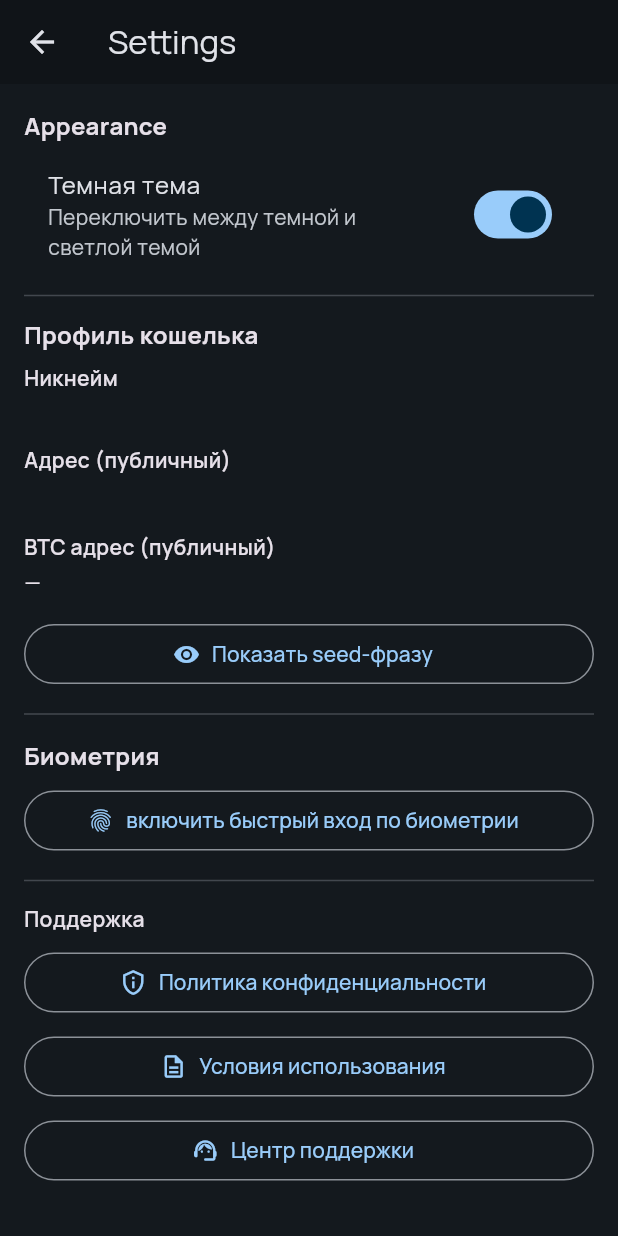
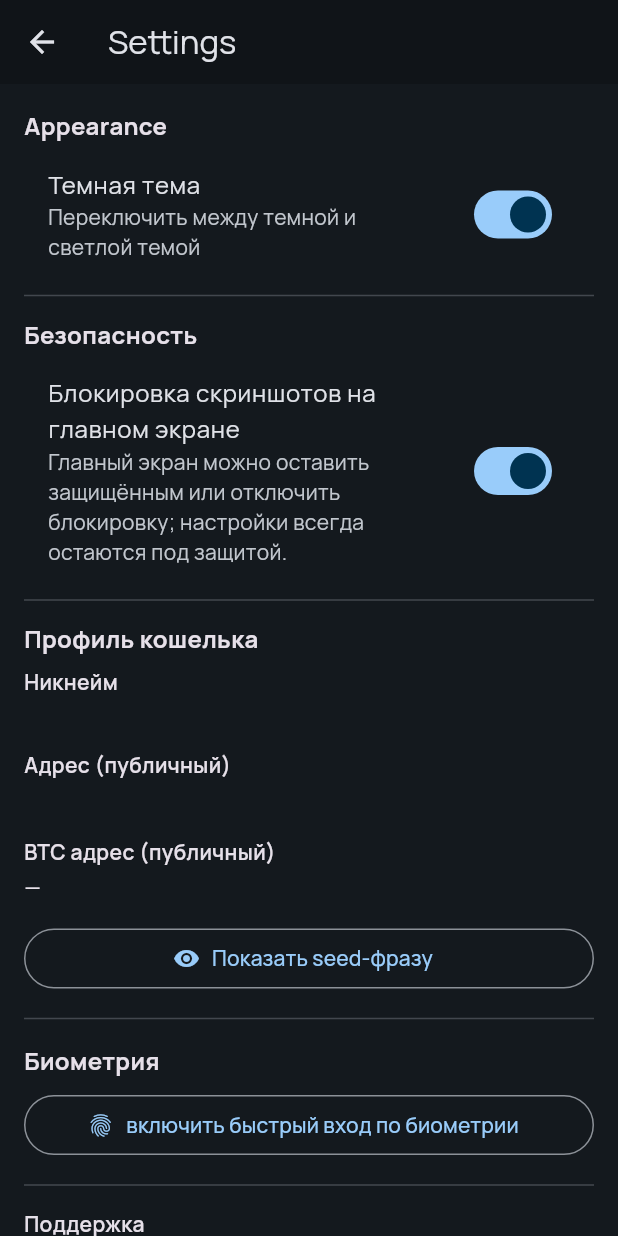
Before and after one commit to DaniilTR/atx_wallet, a Flutter app: the HomePage screen opened by its route, after a tap on the "settings" icon, on a phone screen of 412 x 824 dp. Run offline on Flutter 3.47's test engine with Material 3 defaults, Android fonts, the phone set to English and light mode, and no system bars; our stand-ins replace flutter_markdown, flutter_secure_storage, google_fonts, hex, qr_flutter, shared_preferences; missing offline and left inert: bip32, bip39, cryptography, dartsv, mobile_scanner, screen_protector and 1 more; accounts and stored records are empty.

Commit message:
версия блокировка скриншотов

```diff
--- a/lib/features/home/activity/history_page.dart
+++ b/lib/features/home/activity/history_page.dart
@@ -210,7 +210,9 @@ class _HistoryPageState extends State<HistoryPage> {
                     username: auth.currentUser?.username ?? 'Wallet',
                     isDark: isDark,
                     onWallets: () => showWalletsSheet<void>(context),
-                    onSettings: () => Navigator.pushNamed(context, '/settings'),
+                      onSettings: () async {
+                        await Navigator.pushNamed(context, '/settings');
+                      },
                     onLogout: () async {
                       wallet.clearDevProfile();
                       await auth.logout();
--- a/lib/features/home/activity/market/market_screen.dart
+++ b/lib/features/home/activity/market/market_screen.dart
@@ -105,8 +105,9 @@ class _MarketScreenState extends State<MarketScreen> {
                       username: auth.currentUser?.username ?? 'Wallet',
                       isDark: isDark,
                       onWallets: () => showWalletsSheet<void>(context),
-                      onSettings: () =>
-                          Navigator.pushNamed(context, '/settings'),
+                      onSettings: () async {
+                        await Navigator.pushNamed(context, '/settings');
+                      },
                       onLogout: () async {
                         wallet.clearDevProfile();
                         await auth.logout();
--- a/lib/features/home/activity/rewards_page.dart
+++ b/lib/features/home/activity/rewards_page.dart
@@ -299,7 +299,9 @@ class _RewardsPageState extends State<RewardsPage>
                     username: auth.currentUser?.username ?? 'Wallet',
                     isDark: isDark,
                     onWallets: () => showWalletsSheet<void>(context),
-                    onSettings: () => Navigator.pushNamed(context, '/settings'),
+                    onSettings: () async {
+                      await Navigator.pushNamed(context, '/settings');
+                    },
                     onLogout: () async {
                       wallet.clearDevProfile();
                       await auth.logout();
--- a/lib/features/home/home_page.dart
+++ b/lib/features/home/home_page.dart
@@ -17,6 +17,7 @@ import '../../providers/wallet_scope.dart';
 import '../../services/auth_scope.dart';
 import '../../services/config.dart';
 import '../../services/news_service.dart';
+import '../../services/screenshot_protection_service.dart';
 import '../auth/widgets/animated_neon_background.dart';
 import '../auth/widgets/glass_card.dart';
 import '../swap/swap_sheet.dart';
@@ -75,6 +76,7 @@ class _HomePageState extends State<HomePage> {
       if (!mounted) return;
       WalletScope.read(context).refreshBalances(silent: true);
     });
+    unawaited(ScreenshotProtectionService.applyHomeProtection());
   }
 
   Future<void> _refreshBalances() {
@@ -135,6 +137,12 @@ class _HomePageState extends State<HomePage> {
     await Navigator.of(
       context,
     ).push(MaterialPageRoute(builder: (_) => const AiAgentChatPage()));
+  }
+
+  Future<void> _openSettingsPage() async {
+    await ScreenshotProtectionService.protectSettingsScreen();
+    if (!mounted) return;
+    await Navigator.pushNamed(context, '/settings');
   }
 
   String? get _currentAddress {
@@ -232,8 +240,7 @@ class _HomePageState extends State<HomePage> {
                       username: username,
                       isDark: isDark,
                       onWallets: () => showWalletsSheet<void>(context),
-                      onSettings: () =>
-                          Navigator.pushNamed(context, '/settings'),
+                      onSettings: _openSettingsPage,
                       onLogout: () async {
                         wallet.clearDevProfile();
                         await auth.logout();
@@ -877,7 +884,7 @@ class HomeTopBar extends StatelessWidget {
   final String username;
   final bool isDark;
   final VoidCallback? onWallets;
-  final VoidCallback onSettings;
+  final Future<void> Function() onSettings;
   final Future<void> Function() onLogout;
 
   @override
@@ -930,7 +937,9 @@ class HomeTopBar extends StatelessWidget {
             const Spacer(),
             IconButton(
               tooltip: 'Settings',
-              onPressed: onSettings,
+              onPressed: () async {
+                await onSettings();
+              },
               icon: Icon(Icons.settings, color: mutedTextColor),
             ),
             IconButton(
--- a/lib/features/settings/settings_screen.dart
+++ b/lib/features/settings/settings_screen.dart
@@ -10,6 +10,7 @@ import '../../services/auth_scope.dart';
 import '../../biometrics/biometric_face.dart';
 import '../../services/biometric_prefs.dart';
 import '../../services/config.dart' as app_config;
+import '../../services/screenshot_protection_service.dart';
 
 class SettingsScreen extends StatefulWidget {
   const SettingsScreen({
@@ -27,6 +28,8 @@ class SettingsScreen extends StatefulWidget {
 
 class _SettingsScreenState extends State<SettingsScreen> {
   late bool _useDarkTheme;
+  late bool _homeScreenshotProtectionEnabled;
+  bool _screenProtectionLoaded = false;
 
   Future<void> _openLegalUrl(String url, String label) async {
     if (url.trim().isEmpty) {
@@ -58,11 +61,24 @@ class _SettingsScreenState extends State<SettingsScreen> {
   void initState() {
     super.initState();
     _useDarkTheme = widget.themeMode != ThemeMode.light;
+    _homeScreenshotProtectionEnabled = true;
+    unawaited(ScreenshotProtectionService.protectSettingsScreen());
+    unawaited(_loadScreenshotProtectionPreference());
   }
 
   @override
   void dispose() {
+    unawaited(ScreenshotProtectionService.restoreHomeProtection());
     super.dispose();
+  }
+
+  Future<void> _loadScreenshotProtectionPreference() async {
+    final enabled = await ScreenshotProtectionService.isHomeProtectionEnabled();
+    if (!mounted) return;
+    setState(() {
+      _homeScreenshotProtectionEnabled = enabled;
+      _screenProtectionLoaded = true;
+    });
   }
 
   @override
@@ -92,6 +108,27 @@ class _SettingsScreenState extends State<SettingsScreen> {
               setState(() => _useDarkTheme = value);
               widget.onThemeChanged(value ? ThemeMode.dark : ThemeMode.light);
             },
+          ),
+          const Divider(height: 28),
+          const Text(
+            'Безопасность',
+            style: TextStyle(fontSize: 16, fontWeight: FontWeight.w700),
+          ),
+          const SizedBox(height: 8),
+          SwitchListTile(
+            value: _homeScreenshotProtectionEnabled,
+            onChanged: _screenProtectionLoaded
+                ? (value) async {
+                    setState(() => _homeScreenshotProtectionEnabled = value);
+                    await ScreenshotProtectionService.setHomeProtectionEnabled(
+                      value,
+                    );
+                  }
+                : null,
+            title: const Text('Блокировка скриншотов на главном экране'),
+            subtitle: const Text(
+              'Главный экран можно оставить защищённым или отключить блокировку; настройки всегда остаются под защитой.',
+            ),
           ),
           const Divider(height: 28),
           const Text(
--- /dev/null
+++ b/lib/services/screenshot_protection_service.dart
@@ -0,0 +1,42 @@
+import 'package:flutter/foundation.dart';
+import 'package:screen_protector/screen_protector.dart';
+import 'package:shared_preferences/shared_preferences.dart';
+
+class ScreenshotProtectionService {
+  static const String _homeProtectionKey = 'home_screenshot_protection_enabled';
+
+  static bool get _isMobile {
+    if (kIsWeb) return false;
+    return defaultTargetPlatform == TargetPlatform.android ||
+        defaultTargetPlatform == TargetPlatform.iOS;
+  }
+
+  static Future<bool> isHomeProtectionEnabled() async {
+    final prefs = await SharedPreferences.getInstance();
+    return prefs.getBool(_homeProtectionKey) ?? true;
+  }
+
+  static Future<void> setHomeProtectionEnabled(bool enabled) async {
+    final prefs = await SharedPreferences.getInstance();
+    await prefs.setBool(_homeProtectionKey, enabled);
+  }
+
+  static Future<void> protectSettingsScreen() async {
+    if (!_isMobile) return;
+    await ScreenProtector.preventScreenshotOn();
+  }
+
+  static Future<void> applyHomeProtection() async {
+    if (!_isMobile) return;
+    final enabled = await isHomeProtectionEnabled();
+    if (enabled) {
+      await ScreenProtector.preventScreenshotOn();
+    } else {
+      await ScreenProtector.preventScreenshotOff();
+    }
+  }
+
+  static Future<void> restoreHomeProtection() async {
+    await applyHomeProtection();
+  }
+}
--- a/pubspec.yaml
+++ b/pubspec.yaml
@@ -18,6 +18,7 @@ dependencies:
   flutter_secure_storage: ^9.2.2
   google_fonts: ^6.2.1
   shared_preferences: ^2.3.2
+  screen_protector: ^1.5.2
   web3dart: ^2.7.3
   bip39: ^1.0.6
   bip32: ^2.0.0
```
Also changed, not shown: pubspec.lock, 2 other files.
